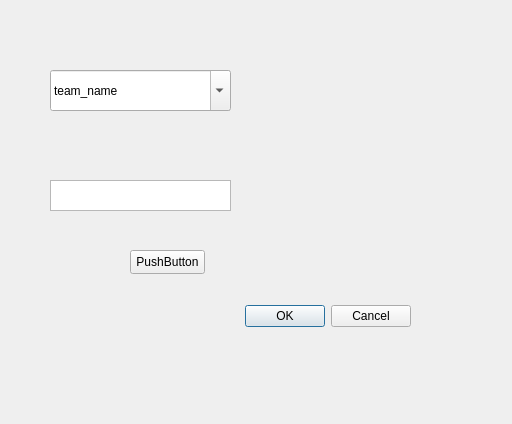
Qt form HSTB/example.ui (Connnorgallagher/IB_CompSci) before a commit.
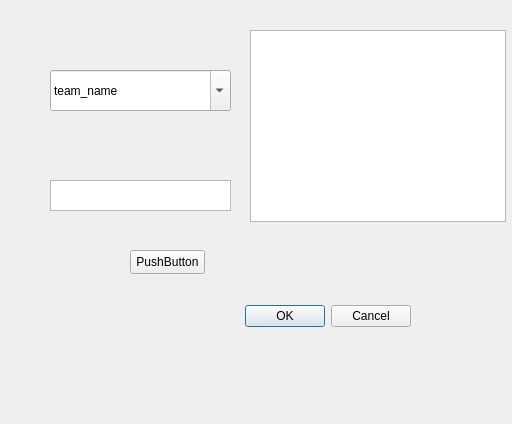
The same form after that commit.

Commit message: Add some example code of screen drawing in QT

```diff
--- a/HSTB/example.ui
+++ b/HSTB/example.ui
@@ -71,6 +71,16 @@
     <string>PushButton</string>
    </property>
   </widget>
+  <widget class="QGraphicsView" name="graphicsView">
+   <property name="geometry">
+    <rect>
+     <x>250</x>
+     <y>30</y>
+     <width>256</width>
+     <height>192</height>
+    </rect>
+   </property>
+  </widget>
  </widget>
  <resources/>
  <connections>
```
The commit also changes 1 other file.
